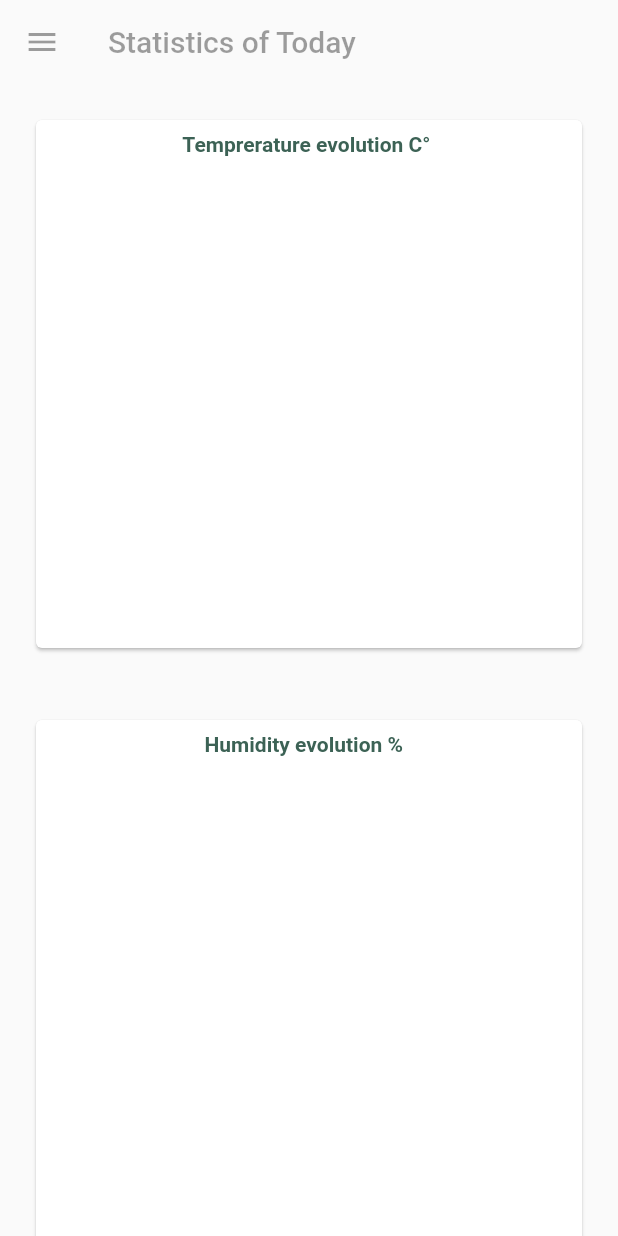
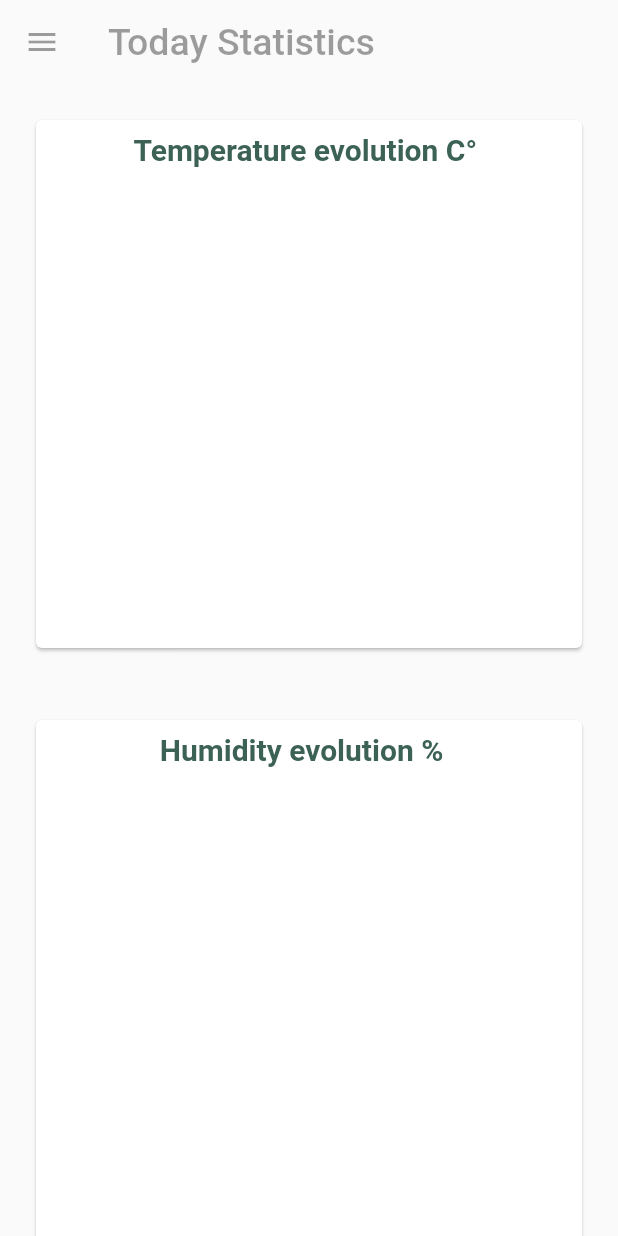
Before and after one commit to Ala-Mabrouk/MyGreenHouse, a Flutter app: the StatScreen screen opened directly, on a phone screen of 412 x 824 dp. Run offline on Flutter 3.47's test engine with Material 2 defaults, Android fonts, the light colour scheme and no system bars; our stand-ins replace animated_splash_screen, charts_flutter, cloud_firestore, firebase_auth, firebase_core, flutter_local_notifications and 3 more; missing offline and left inert: flutter_phone_direct_caller, mqtt_client; accounts and stored records are empty.

Commit message:
imrouve some ui

```diff
--- a/lib/SplashScreen.dart
+++ b/lib/SplashScreen.dart
@@ -31,6 +31,8 @@ class splashScreen extends StatelessWidget {
                       'assets/theloading.gif',
                       height: size.height * 0.03,
                     ),
+                    SizedBox(height: 20,),
+                    Text("Devoloped By A.D.M.S"),
                   ],
                 )),
             nextScreen: (logedIn)
--- a/lib/btnHistoStatistics.dart
+++ b/lib/btnHistoStatistics.dart
@@ -10,7 +10,7 @@ class BtnHistoStatistics extends StatelessWidget {
   @override
   Widget build(BuildContext context) {
     return Padding(
-      padding: const EdgeInsets.fromLTRB(15, 50, 15, 20),
+      padding: const EdgeInsets.fromLTRB(10, 50, 10, 20),
       child: Container(
         child: ElevatedButton(
           onPressed: () { Navigator.push(
@@ -21,7 +21,7 @@ class BtnHistoStatistics extends StatelessWidget {
             backgroundColor:
                 const Color.fromARGB(240, 229, 217, 182),
             padding: const EdgeInsets.symmetric(
-                horizontal: 50, vertical: 20),
+                horizontal: 35, vertical: 20),
             shape: const RoundedRectangleBorder(
               borderRadius: BorderRadius.all(Radius.circular(50)),
             ),
@@ -36,7 +36,7 @@ class BtnHistoStatistics extends StatelessWidget {
                 size: 28,
               ),
               Text(
-                "Voir historiques ",
+                "View history and stat ",
                 style: GoogleFonts.lato(
                   fontSize: 18,
                   fontWeight: FontWeight.bold,
--- a/lib/login.dart
+++ b/lib/login.dart
@@ -4,11 +4,8 @@ import 'package:google_fonts/google_fonts.dart';
 import 'package:my_greenhouse/Constants.dart';
 import 'package:my_greenhouse/Models/User.dart';
 import 'package:my_greenhouse/Services/AuthService.dart';
-import 'package:my_greenhouse/Services/newNotiffication.dart';
 
-import 'HouseControlScreen.dart';
 import 'Services/GreenHouseMG.dart';
-import 'Services/notificationServices.dart';
 import 'homepage.dart';
 
 class signIn extends StatefulWidget {
--- a/lib/statScreen.dart
+++ b/lib/statScreen.dart
@@ -27,7 +27,7 @@ class StatScreen extends StatelessWidget {
         elevation: 0,
         backgroundColor: Colors.transparent,
         foregroundColor: Colors.black38,
-        title: const Text("Statistics of Today "),
+        title: const Text("Today Statistics ",style: TextStyle(fontSize: 25),),
       ),
       drawer: const SideMenu(),
       body: SafeArea(
@@ -44,9 +44,9 @@ class StatScreen extends StatelessWidget {
                     child: Column(
                       children: <Widget>[
                         const Text(
-                          "Temprerature evolution C° ",
+                          "Temperature evolution C° ",
                           style: TextStyle(
-                              fontWeight: FontWeight.bold, color: KLightGreen),
+                              fontWeight: FontWeight.bold, color: KLightGreen,fontSize: 20),
                         ),
                         const SizedBox(
                           height: 20,
@@ -98,7 +98,7 @@ class StatScreen extends StatelessWidget {
                         const Text(
                           "Humidity evolution %  ",
                           style: TextStyle(
-                              fontWeight: FontWeight.bold, color: KLightGreen),
+                              fontWeight: FontWeight.bold, color: KLightGreen,fontSize: 20),
                         ),
                         const SizedBox(
                           height: 20,
```
Also changed, not shown: lib/HouseControlScreen.dart (+7 -7 lines), lib/SideMenu.dart (+6 -6 lines), 2 other files.
